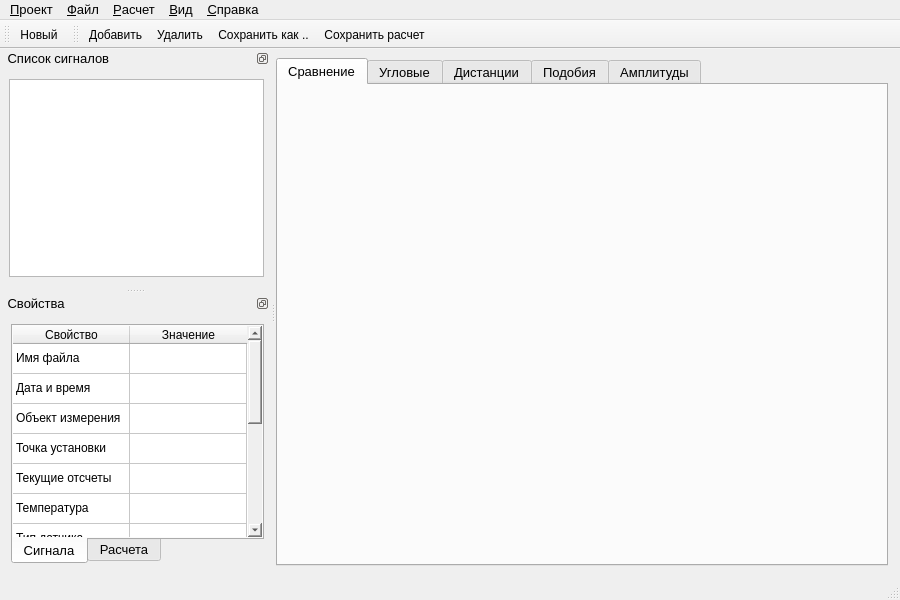
Qt form gui/MainWindow.ui (Qinterfly/EvalSig) before a commit.
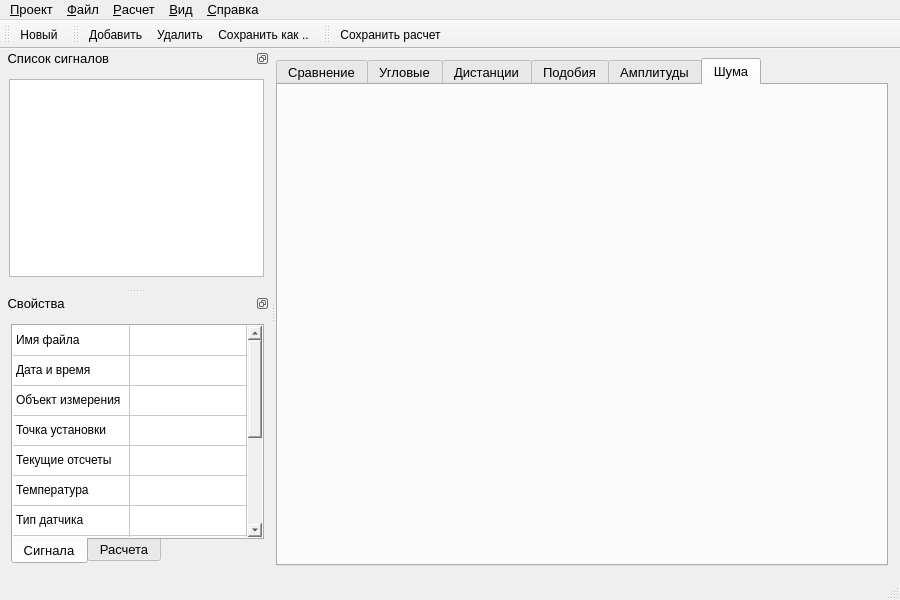
The same form after that commit. The open tabs and pages were chosen to show the change. Icons and pictures are not drawn. Custom widgets are drawn as their Qt base class.

Commit message: v0.5. Добавлен коэффициент шума

```diff
--- a/gui/MainWindow.ui
+++ b/gui/MainWindow.ui
@@ -180,6 +180,28 @@
           </item>
          </layout>
         </widget>
+        <widget class="QWidget" name="tabNoise">
+         <attribute name="title">
+          <string>Шума</string>
+         </attribute>
+         <layout class="QHBoxLayout" name="horizontalLayout_12">
+          <property name="leftMargin">
+           <number>0</number>
+          </property>
+          <property name="topMargin">
+           <number>0</number>
+          </property>
+          <property name="rightMargin">
+           <number>0</number>
+          </property>
+          <property name="bottomMargin">
+           <number>0</number>
+          </property>
+          <item>
+           <widget class="QCustomPlot" name="noisePlot" native="true"/>
+          </item>
+         </layout>
+        </widget>
        </widget>
       </item>
      </layout>
@@ -307,7 +329,6 @@
    <addaction name="actionAddSignal"/>
    <addaction name="actionRemoveSignal"/>
    <addaction name="actionSaveSignal"/>
-   <addaction name="actionSaveCalculation"/>
   </widget>
   <widget class="QDockWidget" name="dockFileWidget">
    <property name="sizePolicy">
@@ -537,7 +558,7 @@
             <number>13</number>
            </property>
            <attribute name="horizontalHeaderVisible">
-            <bool>true</bool>
+            <bool>false</bool>
            </attribute>
            <attribute name="horizontalHeaderCascadingSectionResizes">
             <bool>false</bool>
@@ -835,6 +856,24 @@
     </layout>
    </widget>
   </widget>
+  <widget class="QToolBar" name="calculationManagetoolBar">
+   <property name="maximumSize">
+    <size>
+     <width>16777215</width>
+     <height>35</height>
+    </size>
+   </property>
+   <property name="windowTitle">
+    <string>toolBar</string>
+   </property>
+   <attribute name="toolBarArea">
+    <enum>TopToolBarArea</enum>
+   </attribute>
+   <attribute name="toolBarBreak">
+    <bool>false</bool>
+   </attribute>
+   <addaction name="actionSaveCalculation"/>
+  </widget>
   <action name="actionAddSignal">
    <property name="checkable">
     <bool>false</bool>
```
The commit also changes 8 other files.
